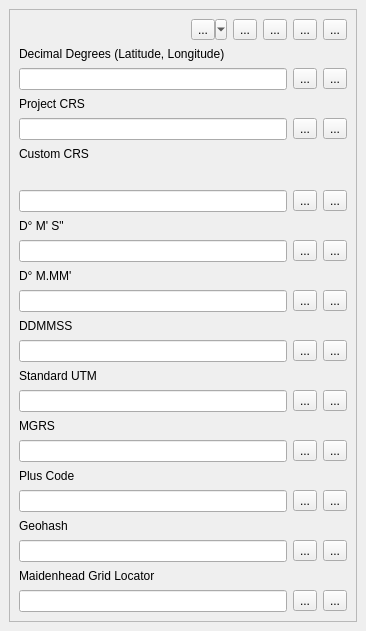
Qt form ui/coordinateConverter.ui (NationalSecurityAgency/qgis-latlontools-plugin) before a commit.
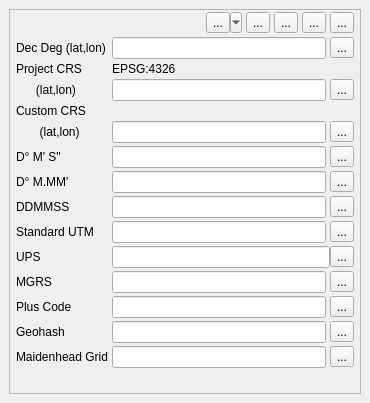
The same form after that commit. Custom widgets are drawn as their Qt base class.

Commit message: Rearrange dialog box and add UPS as a format

```diff
--- a/ui/coordinateConverter.ui
+++ b/ui/coordinateConverter.ui
@@ -6,8 +6,8 @@
    <rect>
     <x>0</x>
     <y>0</y>
-    <width>366</width>
-    <height>631</height>
+    <width>370</width>
+    <height>403</height>
    </rect>
   </property>
   <property name="windowTitle">
@@ -25,11 +25,26 @@
         <rect>
          <x>0</x>
          <y>0</y>
-         <width>346</width>
-         <height>589</height>
+         <width>333</width>
+         <height>374</height>
         </rect>
        </property>
        <layout class="QVBoxLayout" name="verticalLayout_3">
+        <property name="spacing">
+         <number>4</number>
+        </property>
+        <property name="leftMargin">
+         <number>6</number>
+        </property>
+        <property name="topMargin">
+         <number>2</number>
+        </property>
+        <property name="rightMargin">
+         <number>6</number>
+        </property>
+        <property name="bottomMargin">
+         <number>6</number>
+        </property>
         <item>
          <layout class="QHBoxLayout" name="horizontalLayout">
           <item>
@@ -107,27 +122,28 @@
          </layout>
         </item>
         <item>
+         <layout class="QFormLayout" name="formLayout">
+          <property name="horizontalSpacing">
+           <number>4</number>
+          </property>
+          <property name="verticalSpacing">
+           <number>3</number>
+          </property>
+          <item row="0" column="0">
          <widget class="QLabel" name="wgs84Label">
           <property name="text">
-           <string>Decimal Degrees (Latitude, Longitude)</string>
+             <string>Dec Deg (lat,lon)</string>
           </property>
          </widget>
         </item>
-        <item>
+          <item row="0" column="1">
          <layout class="QHBoxLayout" name="horizontalLayout_3">
+            <property name="spacing">
+             <number>4</number>
+            </property>
           <item>
            <widget class="QLineEdit" name="wgs84LineEdit"/>
           </item>
-          <item>
-           <widget class="QToolButton" name="wgs84CommitButton">
-            <property name="toolTip">
-             <string>Convert coordinate</string>
-            </property>
-            <property name="text">
-             <string>...</string>
-            </property>
-           </widget>
-          </item>
           <item>
            <widget class="QToolButton" name="wgs84CopyButton">
             <property name="toolTip">
@@ -140,28 +156,21 @@
           </item>
          </layout>
         </item>
-        <item>
+          <item row="2" column="0">
          <widget class="QLabel" name="projectLabel">
           <property name="text">
-           <string>Project CRS</string>
+             <string>      (lat,lon)</string>
           </property>
          </widget>
         </item>
-        <item>
+          <item row="2" column="1">
          <layout class="QHBoxLayout" name="horizontalLayout_5">
+            <property name="spacing">
+             <number>4</number>
+            </property>
           <item>
            <widget class="QLineEdit" name="projLineEdit"/>
           </item>
-          <item>
-           <widget class="QToolButton" name="projCommitButton">
-            <property name="toolTip">
-             <string>Convert coordinate</string>
-            </property>
-            <property name="text">
-             <string>...</string>
-            </property>
-           </widget>
-          </item>
           <item>
            <widget class="QToolButton" name="projCopyButton">
             <property name="toolTip">
@@ -174,31 +183,24 @@
           </item>
          </layout>
         </item>
-        <item>
-         <widget class="QLabel" name="customLabel">
+          <item row="3" column="0">
+           <widget class="QLabel" name="label_6">
           <property name="text">
            <string>Custom CRS</string>
           </property>
          </widget>
         </item>
-        <item>
+          <item row="3" column="1">
          <widget class="QgsProjectionSelectionWidget" name="customProjectionSelectionWidget"/>
         </item>
-        <item>
+          <item row="4" column="1">
          <layout class="QHBoxLayout" name="horizontalLayout_6">
+            <property name="spacing">
+             <number>4</number>
+            </property>
           <item>
            <widget class="QLineEdit" name="customLineEdit"/>
           </item>
-          <item>
-           <widget class="QToolButton" name="customCommitButton">
-            <property name="toolTip">
-             <string>Convert coordinate</string>
-            </property>
-            <property name="text">
-             <string>...</string>
-            </property>
-           </widget>
-          </item>
           <item>
            <widget class="QToolButton" name="customCopyButton">
             <property name="toolTip">
@@ -211,28 +213,14 @@
           </item>
          </layout>
         </item>
-        <item>
-         <widget class="QLabel" name="dmsLabel">
-          <property name="text">
-           <string>D° M' S&quot;</string>
-          </property>
-         </widget>
-        </item>
-        <item>
+          <item row="5" column="1">
          <layout class="QHBoxLayout" name="horizontalLayout_7">
+            <property name="spacing">
+             <number>4</number>
+            </property>
           <item>
            <widget class="QLineEdit" name="dmsLineEdit"/>
           </item>
-          <item>
-           <widget class="QToolButton" name="dmsCommitButton">
-            <property name="toolTip">
-             <string>Convert coordinate</string>
-            </property>
-            <property name="text">
-             <string>...</string>
-            </property>
-           </widget>
-          </item>
           <item>
            <widget class="QToolButton" name="dmsCopyButton">
             <property name="toolTip">
@@ -245,25 +233,28 @@
           </item>
          </layout>
         </item>
-        <item>
+          <item row="5" column="0">
+           <widget class="QLabel" name="dmsLabel">
+            <property name="text">
+             <string>D° M' S&quot;</string>
+            </property>
+           </widget>
+          </item>
+          <item row="6" column="0">
          <widget class="QLabel" name="dmLabel">
           <property name="text">
            <string>D° M.MM'</string>
           </property>
          </widget>
         </item>
-        <item>
+          <item row="6" column="1">
          <layout class="QHBoxLayout" name="horizontalLayout_12">
+            <property name="spacing">
+             <number>4</number>
+            </property>
           <item>
            <widget class="QLineEdit" name="dmLineEdit"/>
           </item>
-          <item>
-           <widget class="QToolButton" name="dmCommitButton">
-            <property name="text">
-             <string>...</string>
-            </property>
-           </widget>
-          </item>
           <item>
            <widget class="QToolButton" name="dmCopyButton">
             <property name="text">
@@ -273,28 +264,21 @@
           </item>
          </layout>
         </item>
-        <item>
+          <item row="7" column="0">
          <widget class="QLabel" name="ddmmssLabel">
           <property name="text">
            <string>DDMMSS</string>
           </property>
          </widget>
         </item>
-        <item>
+          <item row="7" column="1">
          <layout class="QHBoxLayout" name="horizontalLayout_8">
+            <property name="spacing">
+             <number>4</number>
+            </property>
           <item>
            <widget class="QLineEdit" name="ddmmssLineEdit"/>
           </item>
-          <item>
-           <widget class="QToolButton" name="ddmmssCommitButton">
-            <property name="toolTip">
-             <string>Convert coordinate</string>
-            </property>
-            <property name="text">
-             <string>...</string>
-            </property>
-           </widget>
-          </item>
           <item>
            <widget class="QToolButton" name="ddmmssCopyButton">
             <property name="toolTip">
@@ -307,28 +291,21 @@
           </item>
          </layout>
         </item>
-        <item>
+          <item row="8" column="0">
          <widget class="QLabel" name="label_2">
           <property name="text">
            <string>Standard UTM</string>
           </property>
          </widget>
         </item>
-        <item>
+          <item row="8" column="1">
          <layout class="QHBoxLayout" name="horizontalLayout_9">
+            <property name="spacing">
+             <number>4</number>
+            </property>
           <item>
            <widget class="QLineEdit" name="utmLineEdit"/>
           </item>
-          <item>
-           <widget class="QToolButton" name="utmCommitButton">
-            <property name="toolTip">
-             <string>Convert coordinate</string>
-            </property>
-            <property name="text">
-             <string>...</string>
-            </property>
-           </widget>
-          </item>
           <item>
            <widget class="QToolButton" name="utmCopyButton">
             <property name="toolTip">
@@ -341,28 +318,21 @@
           </item>
          </layout>
         </item>
-        <item>
+          <item row="10" column="0">
          <widget class="QLabel" name="label_4">
           <property name="text">
            <string>MGRS</string>
           </property>
          </widget>
         </item>
-        <item>
+          <item row="10" column="1">
          <layout class="QHBoxLayout" name="horizontalLayout_10">
+            <property name="spacing">
+             <number>4</number>
+            </property>
           <item>
            <widget class="QLineEdit" name="mgrsLineEdit"/>
           </item>
-          <item>
-           <widget class="QToolButton" name="mgrsCommitButton">
-            <property name="toolTip">
-             <string>Convert coordinate</string>
-            </property>
-            <property name="text">
-             <string>...</string>
-            </property>
-           </widget>
-          </item>
           <item>
            <widget class="QToolButton" name="mgrsCopyButton">
             <property name="toolTip">
@@ -375,28 +345,21 @@
           </item>
          </layout>
         </item>
-        <item>
+          <item row="11" column="0">
          <widget class="QLabel" name="label_5">
           <property name="text">
            <string>Plus Code</string>
           </property>
          </widget>
         </item>
-        <item>
+          <item row="11" column="1">
          <layout class="QHBoxLayout" name="horizontalLayout_11">
+            <property name="spacing">
+             <number>4</number>
+            </property>
           <item>
            <widget class="QLineEdit" name="plusLineEdit"/>
           </item>
-          <item>
-           <widget class="QToolButton" name="plusCommitButton">
-            <property name="toolTip">
-             <string>Convert coordinate</string>
-            </property>
-            <property name="text">
-             <string>...</string>
-            </property>
-           </widget>
-          </item>
           <item>
            <widget class="QToolButton" name="plusCopyButton">
             <property name="toolTip">
@@ -409,25 +372,21 @@
           </item>
          </layout>
         </item>
-        <item>
+          <item row="12" column="0">
          <widget class="QLabel" name="label">
           <property name="text">
            <string>Geohash</string>
           </property>
          </widget>
         </item>
-        <item>
+          <item row="12" column="1">
          <layout class="QHBoxLayout" name="horizontalLayout_13">
+            <property name="spacing">
+             <number>4</number>
+            </property>
           <item>
            <widget class="QLineEdit" name="geohashLineEdit"/>
           </item>
-          <item>
-           <widget class="QToolButton" name="geohashCommitButton">
-            <property name="text">
-             <string>...</string>
-            </property>
-           </widget>
-          </item>
           <item>
            <widget class="QToolButton" name="geohashCopyButton">
             <property name="text">
@@ -437,31 +396,83 @@
           </item>
          </layout>
         </item>
-        <item>
+          <item row="13" column="0">
          <widget class="QLabel" name="label_3">
           <property name="text">
-           <string>Maidenhead Grid Locator</string>
+             <string>Maidenhead Grid</string>
           </property>
          </widget>
         </item>
-        <item>
+          <item row="13" column="1">
          <layout class="QHBoxLayout" name="horizontalLayout_2">
+            <property name="spacing">
+             <number>4</number>
+            </property>
           <item>
            <widget class="QLineEdit" name="maidenheadLineEdit"/>
           </item>
-          <item>
-           <widget class="QToolButton" name="maidenheadCommitButton">
-            <property name="text">
-             <string>...</string>
-            </property>
-           </widget>
-          </item>
           <item>
            <widget class="QToolButton" name="maidenheadCopyButton">
             <property name="text">
              <string>...</string>
             </property>
            </widget>
+            </item>
+           </layout>
+          </item>
+          <item row="4" column="0">
+           <widget class="QLabel" name="customLabel">
+            <property name="sizePolicy">
+             <sizepolicy hsizetype="Preferred" vsizetype="Preferred">
+              <horstretch>0</horstretch>
+              <verstretch>0</verstretch>
+             </sizepolicy>
+            </property>
+            <property name="layoutDirection">
+             <enum>Qt::LeftToRight</enum>
+            </property>
+            <property name="text">
+             <string>       (lat,lon)</string>
+            </property>
+            <property name="alignment">
+             <set>Qt::AlignCenter</set>
+            </property>
+           </widget>
+          </item>
+          <item row="1" column="0">
+           <widget class="QLabel" name="label_7">
+            <property name="text">
+             <string>Project CRS</string>
+            </property>
+           </widget>
+          </item>
+          <item row="1" column="1">
+           <widget class="QLabel" name="projectCRSLabel">
+            <property name="text">
+             <string>EPSG:4326</string>
+            </property>
+           </widget>
+          </item>
+          <item row="9" column="0">
+           <widget class="QLabel" name="label_8">
+            <property name="text">
+             <string>UPS</string>
+            </property>
+           </widget>
+          </item>
+          <item row="9" column="1">
+           <layout class="QHBoxLayout" name="horizontalLayout_4">
+            <item>
+             <widget class="QLineEdit" name="upsLineEdit"/>
+            </item>
+            <item>
+             <widget class="QToolButton" name="upsCopyButton">
+              <property name="text">
+               <string>...</string>
+              </property>
+             </widget>
+            </item>
+           </layout>
           </item>
          </layout>
         </item>
```
Lines whose indentation alone changed are shown as unchanged. The commit also changes 1 other file.
